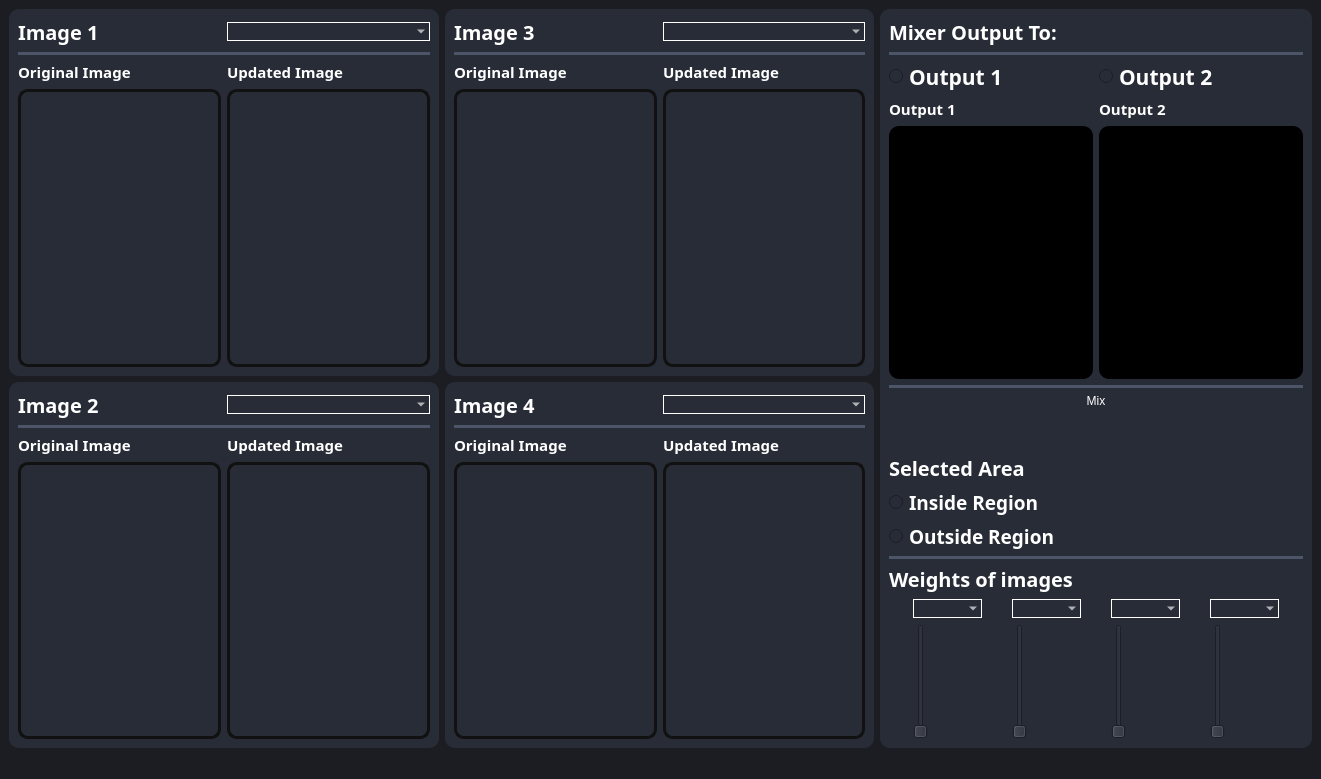
Qt form MainWindow.ui (joyou159/Fourier-Image-Mixer) before a commit.
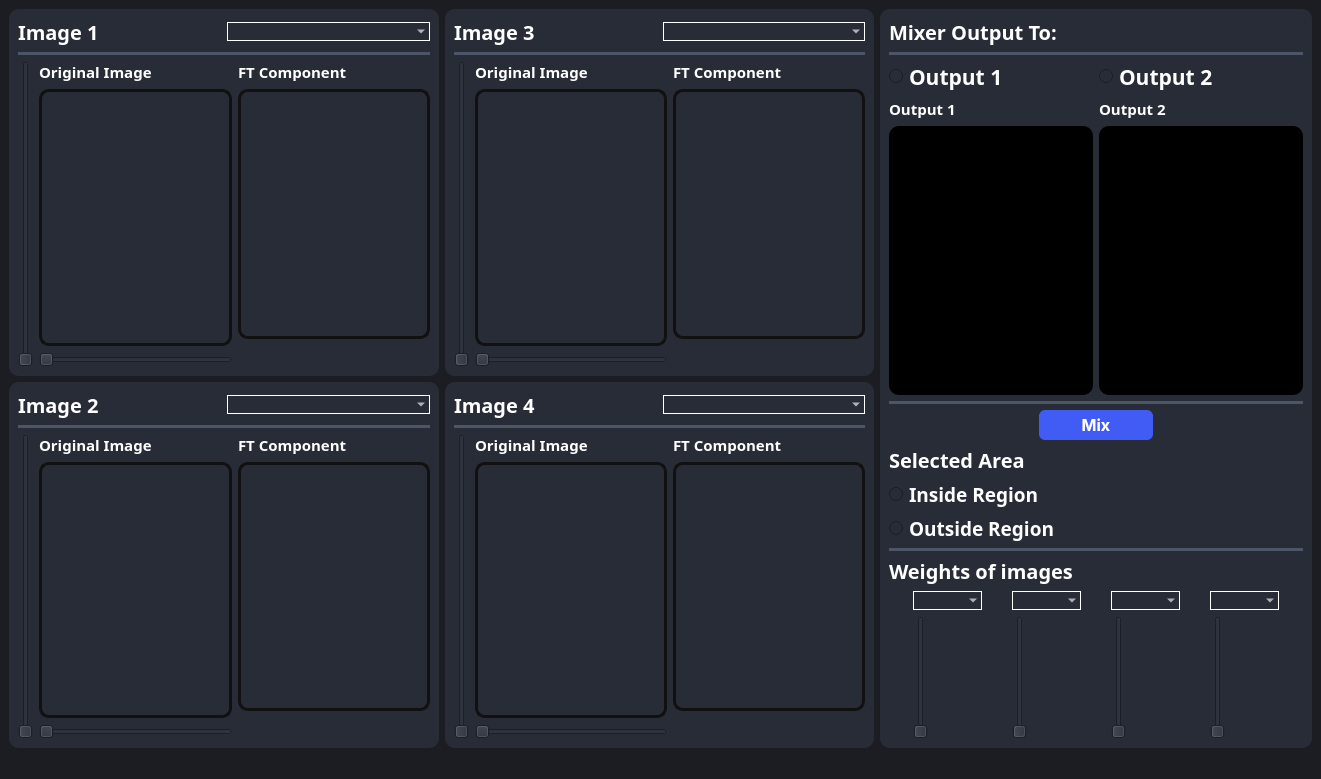
The same form after that commit. Icons and pictures are not drawn.

Patch:
```diff
--- a/MainWindow.ui
+++ b/MainWindow.ui
@@ -122,7 +122,20 @@
                <item>
                 <layout class="QHBoxLayout" name="horizontalLayout_2">
                  <item>
-                  <layout class="QVBoxLayout" name="verticalLayout" stretch="0,5">
+                  <widget class="QSlider" name="brightnessSlider1">
+                   <property name="sizePolicy">
+                    <sizepolicy hsizetype="Fixed" vsizetype="Minimum">
+                     <horstretch>0</horstretch>
+                     <verstretch>0</verstretch>
+                    </sizepolicy>
+                   </property>
+                   <property name="orientation">
+                    <enum>Qt::Vertical</enum>
+                   </property>
+                  </widget>
+                 </item>
+                 <item>
+                  <layout class="QVBoxLayout" name="verticalLayout" stretch="0,5,0">
                    <item>
                     <widget class="QLabel" name="label_2">
                      <property name="font">
@@ -151,10 +164,23 @@
                      </property>
                     </widget>
                    </item>
+                   <item>
+                    <widget class="QSlider" name="contrastSlider1">
+                     <property name="sizePolicy">
+                      <sizepolicy hsizetype="Minimum" vsizetype="Fixed">
+                       <horstretch>0</horstretch>
+                       <verstretch>0</verstretch>
+                      </sizepolicy>
+                     </property>
+                     <property name="orientation">
+                      <enum>Qt::Horizontal</enum>
+                     </property>
+                    </widget>
+                   </item>
                   </layout>
                  </item>
                  <item>
-                  <layout class="QVBoxLayout" name="verticalLayout_2" stretch="0,5">
+                  <layout class="QVBoxLayout" name="verticalLayout_2" stretch="0,5,0">
                    <item>
                     <widget class="QLabel" name="label_3">
                      <property name="font">
@@ -169,7 +195,7 @@
 font-weight:10000px;</string>
                      </property>
                      <property name="text">
-                      <string>Updated Image</string>
+                      <string>FT Component</string>
                      </property>
                     </widget>
                    </item>
@@ -180,6 +206,22 @@
                      </property>
                     </widget>
                    </item>
+                   <item>
+                    <spacer name="verticalSpacer">
+                     <property name="orientation">
+                      <enum>Qt::Vertical</enum>
+                     </property>
+                     <property name="sizeType">
+                      <enum>QSizePolicy::Maximum</enum>
+                     </property>
+                     <property name="sizeHint" stdset="0">
+                      <size>
+                       <width>20</width>
+                       <height>28</height>
+                      </size>
+                     </property>
+                    </spacer>
+                   </item>
                   </layout>
                  </item>
                 </layout>
@@ -282,7 +324,20 @@
                <item>
                 <layout class="QHBoxLayout" name="horizontalLayout_4">
                  <item>
-                  <layout class="QVBoxLayout" name="verticalLayout_5" stretch="0,5">
+                  <widget class="QSlider" name="brightnessSlider2">
+                   <property name="sizePolicy">
+                    <sizepolicy hsizetype="Fixed" vsizetype="Minimum">
+                     <horstretch>0</horstretch>
+                     <verstretch>0</verstretch>
+                    </sizepolicy>
+                   </property>
+                   <property name="orientation">
+                    <enum>Qt::Vertical</enum>
+                   </property>
+                  </widget>
+                 </item>
+                 <item>
+                  <layout class="QVBoxLayout" name="verticalLayout_5" stretch="0,5,0">
                    <item>
                     <widget class="QLabel" name="label_5">
                      <property name="font">
@@ -308,10 +363,23 @@
                      </property>
                     </widget>
                    </item>
+                   <item>
+                    <widget class="QSlider" name="contrastSlider2">
+                     <property name="sizePolicy">
+                      <sizepolicy hsizetype="Minimum" vsizetype="Fixed">
+                       <horstretch>0</horstretch>
+                       <verstretch>0</verstretch>
+                      </sizepolicy>
+                     </property>
+                     <property name="orientation">
+                      <enum>Qt::Horizontal</enum>
+                     </property>
+                    </widget>
+                   </item>
                   </layout>
                  </item>
                  <item>
-                  <layout class="QVBoxLayout" name="verticalLayout_6" stretch="0,5">
+                  <layout class="QVBoxLayout" name="verticalLayout_6" stretch="0,5,0">
                    <item>
                     <widget class="QLabel" name="label_6">
                      <property name="font">
@@ -326,7 +394,7 @@
 font-weight:10000px;</string>
                      </property>
                      <property name="text">
-                      <string>Updated Image</string>
+                      <string>FT Component</string>
                      </property>
                     </widget>
                    </item>
@@ -337,6 +405,22 @@
                      </property>
                     </widget>
                    </item>
+                   <item>
+                    <spacer name="verticalSpacer_3">
+                     <property name="orientation">
+                      <enum>Qt::Vertical</enum>
+                     </property>
+                     <property name="sizeType">
+                      <enum>QSizePolicy::Maximum</enum>
+                     </property>
+                     <property name="sizeHint" stdset="0">
+                      <size>
+                       <width>20</width>
+                       <height>28</height>
+                      </size>
+                     </property>
+                    </spacer>
+                   </item>
                   </layout>
                  </item>
                 </layout>
@@ -437,7 +521,20 @@
                <item>
                 <layout class="QHBoxLayout" name="horizontalLayout_6">
                  <item>
-                  <layout class="QVBoxLayout" name="verticalLayout_10" stretch="0,5">
+                  <widget class="QSlider" name="brightnessSlider3">
+                   <property name="sizePolicy">
+                    <sizepolicy hsizetype="Fixed" vsizetype="Minimum">
+                     <horstretch>0</horstretch>
+                     <verstretch>0</verstretch>
+                    </sizepolicy>
+                   </property>
+                   <property name="orientation">
+                    <enum>Qt::Vertical</enum>
+                   </property>
+                  </widget>
+                 </item>
+                 <item>
+                  <layout class="QVBoxLayout" name="verticalLayout_10" stretch="0,5,0">
                    <item>
                     <widget class="QLabel" name="label_8">
                      <property name="font">
@@ -463,10 +560,23 @@
                      </property>
                     </widget>
                    </item>
+                   <item>
+                    <widget class="QSlider" name="contrastSlider3">
+                     <property name="sizePolicy">
+                      <sizepolicy hsizetype="Minimum" vsizetype="Fixed">
+                       <horstretch>0</horstretch>
+                       <verstretch>0</verstretch>
+                      </sizepolicy>
+                     </property>
+                     <property name="orientation">
+                      <enum>Qt::Horizontal</enum>
+                     </property>
+                    </widget>
+                   </item>
                   </layout>
                  </item>
                  <item>
-                  <layout class="QVBoxLayout" name="verticalLayout_11" stretch="0,5">
+                  <layout class="QVBoxLayout" name="verticalLayout_11" stretch="0,5,0">
                    <item>
                     <widget class="QLabel" name="label_9">
                      <property name="font">
@@ -481,7 +591,7 @@
 font-weight:10000px;</string>
                      </property>
                      <property name="text">
-                      <string>Updated Image</string>
+                      <string>FT Component</string>
                      </property>
                     </widget>
                    </item>
@@ -492,6 +602,22 @@
                      </property>
                     </widget>
                    </item>
+                   <item>
+                    <spacer name="verticalSpacer_2">
+                     <property name="orientation">
+                      <enum>Qt::Vertical</enum>
+                     </property>
+                     <property name="sizeType">
+                      <enum>QSizePolicy::Maximum</enum>
+                     </property>
+                     <property name="sizeHint" stdset="0">
+                      <size>
+                       <width>20</width>
+                       <height>28</height>
+                      </size>
+                     </property>
+                    </spacer>
+                   </item>
                   </layout>
                  </item>
                 </layout>
@@ -588,7 +714,20 @@
                <item>
                 <layout class="QHBoxLayout" name="horizontalLayout_8">
                  <item>
-                  <layout class="QVBoxLayout" name="verticalLayout_13" stretch="0,5">
+                  <widget class="QSlider" name="brightnessSlider4">
+                   <property name="sizePolicy">
+                    <sizepolicy hsizetype="Fixed" vsizetype="Minimum">
+                     <horstretch>0</horstretch>
+                     <verstretch>0</verstretch>
+                    </sizepolicy>
+                   </property>
+                   <property name="orientation">
+                    <enum>Qt::Vertical</enum>
+                   </property>
+                  </widget>
+                 </item>
+                 <item>
+                  <layout class="QVBoxLayout" name="verticalLayout_13" stretch="0,5,0">
                    <item>
                     <widget class="QLabel" name="label_11">
                      <property name="font">
@@ -614,10 +753,23 @@
                      </property>
                     </widget>
                    </item>
+                   <item>
+                    <widget class="QSlider" name="contrastSlider4">
+                     <property name="sizePolicy">
+                      <sizepolicy hsizetype="Minimum" vsizetype="Fixed">
+                       <horstretch>0</horstretch>
+                       <verstretch>0</verstretch>
+                      </sizepolicy>
+                     </property>
+                     <property name="orientation">
+                      <enum>Qt::Horizontal</enum>
+                     </property>
+                    </widget>
+                   </item>
                   </layout>
                  </item>
                  <item>
-                  <layout class="QVBoxLayout" name="verticalLayout_14" stretch="0,5">
+                  <layout class="QVBoxLayout" name="verticalLayout_14" stretch="0,5,0">
                    <item>
                     <widget class="QLabel" name="label_12">
                      <property name="font">
@@ -632,7 +784,7 @@
 font-weight:10000px;</string>
                      </property>
                      <property name="text">
-                      <string>Updated Image</string>
+                      <string>FT Component</string>
                      </property>
                     </widget>
                    </item>
@@ -643,6 +795,22 @@
                      </property>
                     </widget>
                    </item>
+                   <item>
+                    <spacer name="verticalSpacer_4">
+                     <property name="orientation">
+                      <enum>Qt::Vertical</enum>
+                     </property>
+                     <property name="sizeType">
+                      <enum>QSizePolicy::Maximum</enum>
+                     </property>
+                     <property name="sizeHint" stdset="0">
+                      <size>
+                       <width>20</width>
+                       <height>28</height>
+                      </size>
+                     </property>
+                    </spacer>
+                   </item>
                   </layout>
                  </item>
                 </layout>
@@ -669,7 +837,7 @@
         <property name="frameShadow">
          <enum>QFrame::Raised</enum>
         </property>
-        <layout class="QVBoxLayout" name="verticalLayout_21" stretch="0,0,0,2,0,0,0,0,0,0,0,0,1">
+        <layout class="QVBoxLayout" name="verticalLayout_21" stretch="0,0,0,2,0,0,0,0,0,0,0,1">
          <item>
           <widget class="QLabel" name="label_15">
            <property name="font">
@@ -853,30 +1021,53 @@
          </item>
          <item>
           <widget class="QPushButton" name="mixxer">
+           <property name="font">
+            <font>
+             <family>-apple-system</family>
+             <pointsize>12</pointsize>
+             <bold>true</bold>
+            </font>
+           </property>
+           <property name="layoutDirection">
+            <enum>Qt::LeftToRight</enum>
+           </property>
            <property name="styleSheet">
-            <string notr="true">color:white;
-font-weight:10000px;</string>
+            <string notr="true">QPushButton{
+  appearance: button;
+  background-color: #405cf5;
+  border-radius: 6px;
+  border-width: 0;
+  box-shadow: rgba(50, 50, 93, .1) 0 0 0 1px inset,rgba(50, 50, 93, .1) 0 2px 5px 0,rgba(0, 0, 0, .07) 0 1px 1px 0;
+  color: #fff;
+  cursor: pointer;
+  font-family: -apple-system,system-ui,&quot;Segoe UI&quot;,Roboto,&quot;Helvetica Neue&quot;,Ubuntu,sans-serif;
+  height: 30px;
+  margin: 0 150px 0 150px;
+  position: center;
+  width:30%;
+}
+QPushButton:hover{
+background-color: #283999;
+}
+QPushButton:pressed{
+background-color: #1c2973;
+}
+</string>
            </property>
            <property name="text">
             <string>Mix</string>
            </property>
-          </widget>
-         </item>
-         <item>
-          <spacer name="verticalSpacer">
-           <property name="orientation">
-            <enum>Qt::Vertical</enum>
+           <property name="icon">
+            <iconset>
+             <normaloff>icons/combine-svgrepo-com.png</normaloff>icons/combine-svgrepo-com.png</iconset>
            </property>
-           <property name="sizeType">
-            <enum>QSizePolicy::Maximum</enum>
-           </property>
-           <property name="sizeHint" stdset="0">
+           <property name="iconSize">
             <size>
-             <width>20</width>
-             <height>40</height>
+             <width>25</width>
+             <height>20</height>
             </size>
            </property>
-          </spacer>
+          </widget>
          </item>
          <item>
           <widget class="QLabel" name="label_21">
```
Left out of the diff: 64 changed lines with no effect on the pictures.
